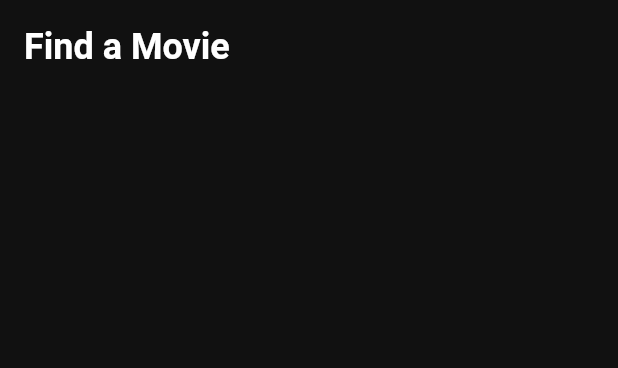
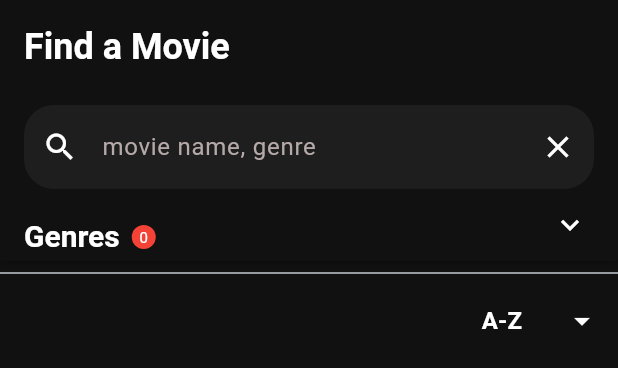
Before and after one commit to markodj101/Framed-V2, a Flutter app: the GenreScreen widget shown alone on an empty page, opened directly, on a phone screen of 412 x 824 dp. Shown: the top 368 px of the screen. Run offline on Flutter 3.47's test engine with Material 3 defaults, Android fonts, the light colour scheme and no system bars; our stand-ins replace auto_size_text, cached_network_image, card_swiper, flutter_riverpod, google_fonts, riverpod_annotation and 1 more; generated files the repository leaves out were written again; network calls fail.

Commit message:
Added Sorting widget and made progress in genres list widget.

```diff
--- a/lib/ui/screens/geners/genre_screen.dart
+++ b/lib/ui/screens/geners/genre_screen.dart
@@ -1,5 +1,8 @@
 import 'package:flutter/material.dart';
 import 'package:flutter_riverpod/flutter_riverpod.dart';
+import 'package:framed_v2/ui/screens/geners/genre_search_row.dart';
+import 'package:framed_v2/ui/screens/geners/genre_section.dart';
+import 'package:framed_v2/ui/screens/geners/sort_picker.dart';
 import 'package:framed_v2/ui/theme/theme.dart';
 
 class GenreScreen extends ConsumerStatefulWidget {
@@ -10,6 +13,8 @@ class GenreScreen extends ConsumerStatefulWidget {
 }
 
 class _GenreScreenState extends ConsumerState<GenreScreen> {
+  final expandedNotifier = ValueNotifier<bool>(false);
+
   @override
   Widget build(BuildContext context) {
     return SafeArea(
@@ -32,6 +37,28 @@ class _GenreScreenState extends ConsumerState<GenreScreen> {
                 ),
               ],
             ),
+            GenreSearchRow((searchString) {}),
+            ValueListenableBuilder<bool>(
+              valueListenable: expandedNotifier,
+              builder: (BuildContext context, bool value, Widget? child) {
+                return GenreSection(
+                  genreStates: [],
+                  isExpanded: value,
+                  onGenresExpanded: (expanded) {
+                    expandedNotifier.value = expanded;
+                  },
+                  onGenresSelected: (List<GenreState> states) {
+                    // Handle genre selection here
+                  },
+                );
+              },
+            ),
+            const Divider(),
+            SortPicker(
+              onSortSelected: (sorting) {
+                // Handle sort selection here
+              },
+            ),
           ],
         ),
       ),
--- /dev/null
+++ b/lib/ui/screens/geners/genre_search_row.dart
@@ -0,0 +1,82 @@
+import 'package:flutter/material.dart';
+import 'package:flutter_riverpod/flutter_riverpod.dart';
+import 'package:framed_v2/ui/theme/theme.dart';
+
+typedef OnSearch = void Function(String searchString);
+
+class GenreSearchRow extends ConsumerStatefulWidget {
+  final OnSearch onSearch;
+  const GenreSearchRow(this.onSearch, {super.key});
+  @override
+  ConsumerState<GenreSearchRow> createState() => _GenreSearchRowState();
+}
+
+class _GenreSearchRowState extends ConsumerState<GenreSearchRow> {
+  late TextEditingController movieTextController;
+  final FocusNode textFocusNode = FocusNode();
+
+  @override
+  void initState() {
+    super.initState();
+    movieTextController = TextEditingController(text: '');
+  }
+
+  @override
+  void dispose() {
+    movieTextController.dispose();
+    super.dispose();
+  }
+
+  @override
+  Widget build(BuildContext context) {
+    return Row(
+      mainAxisSize: MainAxisSize.max,
+      children: [
+        Expanded(
+          child: Padding(
+            padding: const EdgeInsets.only(left: 16.0, right: 16.0),
+            child: TextField(
+              style: const TextStyle(color: Colors.white),
+              focusNode: textFocusNode,
+              keyboardType: TextInputType.text,
+              enableSuggestions: false,
+              autofocus: false,
+              onSubmitted: (value) {
+                widget.onSearch(value);
+              },
+              controller: movieTextController,
+              autocorrect: false,
+
+              decoration: InputDecoration(
+                filled: true,
+                focusColor: searchBarBackground,
+                enabledBorder: null,
+                focusedBorder: null,
+                fillColor: searchBarBackground,
+                border: OutlineInputBorder(
+                  borderRadius: BorderRadius.circular(20),
+                  borderSide: BorderSide.none,
+                ),
+                hintText: 'movie name, genre',
+                hintStyle: body1Regular.copyWith(color: posterBorder),
+
+                suffixIcon: IconButton(
+                  onPressed: () {
+                    movieTextController.clear();
+                  },
+                  icon: Icon(Icons.close, color: Colors.white),
+                ),
+                prefixIcon: IconButton(
+                  icon: const Icon(Icons.search, color: Colors.white),
+                  onPressed: () {
+                    widget.onSearch(movieTextController.text);
+                  },
+                ),
+              ),
+            ),
+          ),
+        ),
+      ],
+    );
+  }
+}
--- /dev/null
+++ b/lib/ui/screens/geners/genre_section.dart
@@ -0,0 +1,122 @@
+import 'package:auto_size_text/auto_size_text.dart';
+import 'package:flutter/material.dart';
+import 'package:collection/collection.dart';
+import 'package:flutter_riverpod/flutter_riverpod.dart';
+import 'package:framed_v2/ui/theme/theme.dart';
+
+class GenreState {
+  final String genre;
+  final bool isSelected;
+  GenreState({required this.genre, required this.isSelected});
+}
+
+typedef OnGenresSelected = void Function(List<GenreState>);
+typedef OnGenresExpanded = void Function(bool);
+
+class GenreSection extends ConsumerStatefulWidget {
+  final bool isExpanded;
+  final List<GenreState> genreStates;
+  final OnGenresExpanded onGenresExpanded;
+  final OnGenresSelected onGenresSelected;
+
+  const GenreSection({
+    required this.isExpanded,
+    required this.genreStates,
+    required this.onGenresExpanded,
+    required this.onGenresSelected,
+    super.key,
+  });
+
+  @override
+  ConsumerState<GenreSection> createState() => _GenreSectionState();
+}
+
+class _GenreSectionState extends ConsumerState<GenreSection> {
+  @override
+  Widget build(BuildContext context) {
+    final genreChips = getGenreChips();
+    return ExpansionPanelList(
+      expandIconColor: Colors.white,
+      expansionCallback: (int index, bool expanded) {
+        setState(() {
+          widget.onGenresExpanded(expanded);
+        });
+      },
+      children: [
+        ExpansionPanel(
+          isExpanded: widget.isExpanded,
+          backgroundColor: screenBackground,
+          headerBuilder: (BuildContext context, bool isExpanded) {
+            return Padding(
+              padding: const EdgeInsets.only(left: 16.0, top: 16.0),
+              child: Row(
+                children: [
+                  Text(
+                    'Genres',
+                    style: Theme.of(context).textTheme.headlineLarge,
+                  ),
+                  const SizedBox(width: 8.0),
+
+                  Container(
+                    width: 16,
+                    height: 16,
+                    decoration: const BoxDecoration(
+                      shape: BoxShape.circle,
+                      color: Colors.red,
+                    ),
+                    child: Center(
+                      child: Text(
+                        totalSelected().toString(),
+                        style: verySmallText,
+                      ),
+                    ),
+                  ),
+                ],
+              ),
+            );
+          },
+          body: Padding(
+            padding: const EdgeInsets.only(left: 16.0, right: 16.0),
+            child: Row(
+              mainAxisAlignment: MainAxisAlignment.spaceBetween,
+              children: genreChips,
+            ),
+          ),
+        ),
+      ],
+    );
+  }
+
+  List<Widget> getGenreChips() {
+    return widget.genreStates.mapIndexed((index, element) {
+      final genreState = widget.genreStates[index];
+      return FilterChip(
+        backgroundColor: searchBarBackground,
+        selectedColor: buttonGrey,
+        label: AutoSizeText(
+          genreState.genre,
+          style: Theme.of(context).textTheme.labelSmall,
+        ),
+        onSelected: (selected) {
+          setState(() {
+            widget.genreStates[index] = GenreState(
+              genre: genreState.genre,
+              isSelected: !widget.genreStates[index].isSelected,
+            );
+            widget.onGenresSelected(widget.genreStates);
+          });
+        },
+      );
+    }).toList();
+  }
+
+  List<GenreState> getSelectedGenres() {
+    return widget.genreStates
+        .where((genreState) => genreState.isSelected)
+        .toList();
+  }
+
+  int totalSelected() {
+    return getSelectedGenres().length;
+  }
+}
--- /dev/null
+++ b/lib/ui/screens/geners/sort_picker.dart
@@ -0,0 +1,53 @@
+import 'package:flutter/material.dart';
+import 'package:collection/collection.dart';
+import 'package:flutter_riverpod/flutter_riverpod.dart';
+import 'package:framed_v2/utils/utils.dart';
+import 'package:rxdart/utils.dart';
+
+typedef OnSortSelected = void Function(Sorting);
+
+class SortPicker extends ConsumerStatefulWidget {
+  final OnSortSelected onSortSelected;
+  const SortPicker({required this.onSortSelected, super.key});
+
+  @override
+  ConsumerState<SortPicker> createState() => _SortPickerState();
+}
+
+class _SortPickerState extends ConsumerState<SortPicker> {
+  Sorting selectedSort = Sorting.aToz;
+
+  @override
+  Widget build(BuildContext context) {
+    return Row(
+      children: [
+        const Spacer(),
+        Text(selectedSort.name, style: Theme.of(context).textTheme.labelLarge),
+        addHorizontalSpace(16),
+        PopupMenuButton<Sorting>(
+          icon: const Icon(Icons.arrow_drop_down, color: Colors.white),
+          onSelected: (Sorting value) {
+            widget.onSortSelected(value);
+          },
+          itemBuilder: (BuildContext context) {
+            return Sorting.values.mapIndexed<PopupMenuItem<Sorting>>((
+              int index,
+              Sorting sort,
+            ) {
+              return CheckedPopupMenuItem<Sorting>(
+                checked: selectedSort == sort,
+                value: sort,
+                onTap: () {
+                  setState(() {
+                    selectedSort = sort;
+                  });
+                },
+                child: Text(sort.name),
+              );
+            }).toList();
+          },
+        ),
+      ],
+    );
+  }
+}
--- /dev/null
+++ b/lib/utils/utils.dart
@@ -0,0 +1,19 @@
+import 'package:flutter/material.dart';
+
+Widget addVerticalSpace(double amount) {
+  return SizedBox(height: amount);
+}
+
+Widget addHorizontalSpace(double amount) {
+  return SizedBox(width: amount);
+}
+
+enum Sorting {
+  aToz(name: 'A-Z'),
+  zToa(name: 'Z-A'),
+  rating(name: 'Rating'),
+  year(name: 'Year');
+
+  const Sorting({required this.name});
+  final String name;
+}
--- a/pubspec.yaml
+++ b/pubspec.yaml
@@ -40,6 +40,8 @@ dependencies:
   google_fonts:
   flutter_riverpod: ^2.5.1
   riverpod_annotation: ^2.3.5
+  auto_size_text: ^3.0.0
+  collection:
 
 dev_dependencies:
   flutter_test:
```
Also changed, not shown: pubspec.lock.
